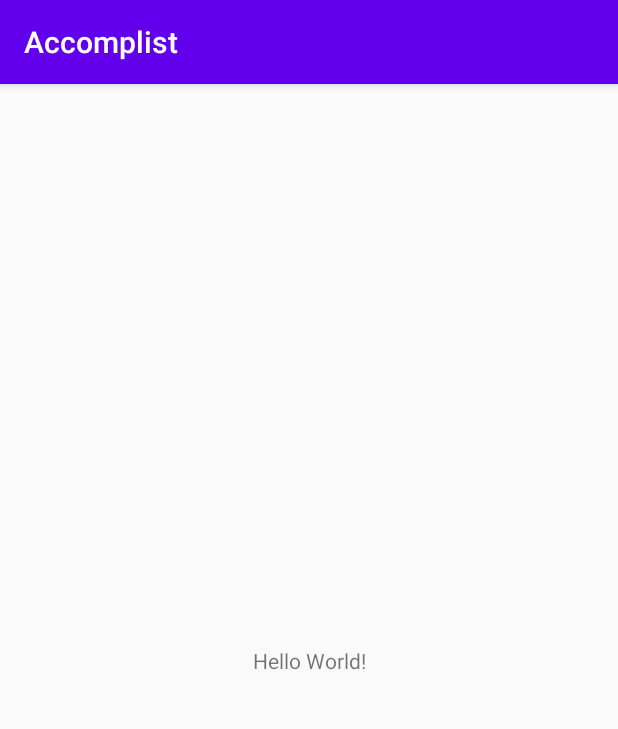
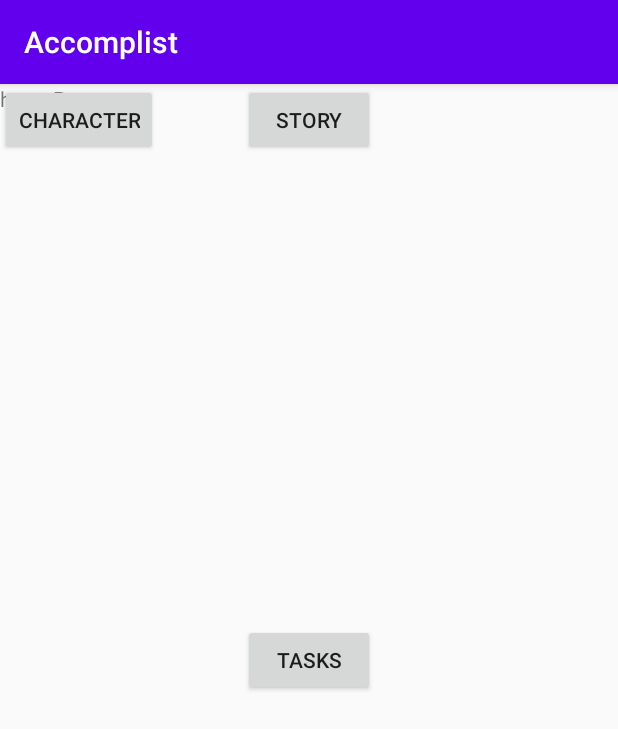
Before and after one commit to jadelundy/Accomplist, an Android app: the screen it shows after launch (MainActivity), on a phone screen of 412 x 824 dp. Shown: the top 729 px of the screen. Run offline under Robolectric (Android 15) with nearby library versions, the phone set to English and light mode, and no system bars.

Commit message:
new changes

```diff
--- a/app/build.gradle
+++ b/app/build.gradle
@@ -28,7 +28,12 @@ dependencies {
 
     implementation 'androidx.appcompat:appcompat:1.1.0'
     implementation 'androidx.constraintlayout:constraintlayout:1.1.3'
+    implementation 'androidx.legacy:legacy-support-v4:1.0.0'
     testImplementation 'junit:junit:4.12'
     androidTestImplementation 'androidx.test.ext:junit:1.1.1'
     androidTestImplementation 'androidx.test.espresso:espresso-core:3.2.0'
+
+    def nav_version = "2.1.0"
+    implementation "androidx.navigation:navigation-fragment:2.1.0"
+    implementation "androidx.navigation:navigation-ui:2.1.0"
 }
--- /dev/null
+++ b/app/src/main/java/com/example/accomplist/FragmentHome.java
@@ -0,0 +1,66 @@
+package com.example.accomplist;
+
+import android.os.Bundle;
+
+import androidx.annotation.NonNull;
+import androidx.annotation.Nullable;
+import androidx.fragment.app.Fragment;
+import androidx.navigation.NavController;
+import androidx.navigation.Navigation;
+
+import android.view.LayoutInflater;
+import android.view.View;
+import android.view.ViewGroup;
+import android.widget.Button;
+
+/**
+ * A simple {@link Fragment} subclass.
+
+ */
+public class FragmentHome extends Fragment {
+
+
+
+    public FragmentHome() {
+        // Required empty public constructor
+    }
+
+
+    @Override
+    public View onCreateView(LayoutInflater inflater, ViewGroup container,
+                             Bundle savedInstanceState) {
+        // Inflate the layout for this fragment
+        return inflater.inflate(R.layout.fragment_home, container, false);
+    }
+
+    @Override
+    public void onViewCreated(@NonNull View view, @Nullable Bundle savedInstanceState) {
+        super.onViewCreated(view, savedInstanceState);
+
+        final NavController navController = Navigation.findNavController(view);
+
+        Button taskButton = view.findViewById(R.id.tasksBtn);
+        taskButton.setOnClickListener(new View.OnClickListener() {
+            @Override
+            public void onClick(View view) {
+                navController.navigate(R.id.action_fragmentHome_to_fragmentTask);
+            }
+        });
+
+        Button storyButton = view.findViewById(R.id.storyBtn);
+        storyButton.setOnClickListener(new View.OnClickListener() {
+            @Override
+            public void onClick(View view) {
+                navController.navigate(R.id.action_fragmentHome_to_fragmentStory);
+            }
+        });
+
+        Button charButton = view.findViewById(R.id.characBtn);
+        charButton.setOnClickListener(new View.OnClickListener() {
+            @Override
+            public void onClick(View view) {
+                navController.navigate(R.id.action_fragmentHome_to_fragmentCharacter);
+            }
+        });
+    }
+}
--- a/app/src/main/res/layout/activity_main.xml
+++ b/app/src/main/res/layout/activity_main.xml
@@ -6,13 +6,15 @@
     android:layout_height="match_parent"
     tools:context=".MainActivity">
 
-    <TextView
-        android:layout_width="wrap_content"
-        android:layout_height="wrap_content"
-        android:text="Hello World!"
+    <fragment
+        android:id="@+id/fragment"
+        android:name="androidx.navigation.fragment.NavHostFragment"
+        android:layout_width="match_parent"
+        android:layout_height="match_parent"
+        app:defaultNavHost="true"
         app:layout_constraintBottom_toBottomOf="parent"
-        app:layout_constraintLeft_toLeftOf="parent"
-        app:layout_constraintRight_toRightOf="parent"
-        app:layout_constraintTop_toTopOf="parent" />
-
+        app:layout_constraintEnd_toEndOf="parent"
+        app:layout_constraintStart_toStartOf="parent"
+        app:layout_constraintTop_toTopOf="parent"
+        app:navGraph="@navigation/nav_graph" />
 </androidx.constraintlayout.widget.ConstraintLayout>
--- /dev/null
+++ b/app/src/main/res/layout/fragment_home.xml
@@ -0,0 +1,34 @@
+<?xml version="1.0" encoding="utf-8"?>
+<FrameLayout xmlns:android="http://schemas.android.com/apk/res/android"
+    xmlns:tools="http://schemas.android.com/tools"
+    android:layout_width="match_parent"
+    android:layout_height="match_parent"
+    tools:context=".FragmentHome">
+
+    <!-- TODO: Update blank fragment layout -->
+    <TextView
+        android:layout_width="match_parent"
+        android:layout_height="match_parent"
+        android:text="homePage" />
+
+    <Button
+        android:id="@+id/tasksBtn"
+        android:layout_width="wrap_content"
+        android:layout_height="wrap_content"
+        android:layout_gravity="center"
+        android:text="tasks" />
+
+    <Button
+        android:id="@+id/storyBtn"
+        android:layout_width="wrap_content"
+        android:layout_height="wrap_content"
+        android:layout_gravity="bottom|center|top"
+        android:text="Story" />
+
+    <Button
+        android:id="@+id/characBtn"
+        android:layout_width="wrap_content"
+        android:layout_height="wrap_content"
+        android:text="Character" />
+
+</FrameLayout>
--- /dev/null
+++ b/app/src/main/res/navigation/nav_graph.xml
@@ -0,0 +1,38 @@
+<?xml version="1.0" encoding="utf-8"?>
+<navigation xmlns:android="http://schemas.android.com/apk/res/android"
+    xmlns:app="http://schemas.android.com/apk/res-auto"
+    xmlns:tools="http://schemas.android.com/tools"
+    android:id="@+id/nav_graph"
+    app:startDestination="@id/fragmentHome">
+
+    <fragment
+        android:id="@+id/fragmentHome"
+        android:name="com.example.accomplist.FragmentHome"
+        android:label="fragment_home"
+        tools:layout="@layout/fragment_home" >
+        <action
+            android:id="@+id/action_fragmentHome_to_fragmentTask"
+            app:destination="@id/fragmentTask" />
+        <action
+            android:id="@+id/action_fragmentHome_to_fragmentStory"
+            app:destination="@id/fragmentStory" />
+        <action
+            android:id="@+id/action_fragmentHome_to_fragmentCharacter"
+            app:destination="@id/fragmentCharacter" />
+    </fragment>
+    <fragment
+        android:id="@+id/fragmentStory"
+        android:name="com.example.accomplist.FragmentStory"
+        android:label="fragment_story"
+        tools:layout="@layout/fragment_story" />
+    <fragment
+        android:id="@+id/fragmentTask"
+        android:name="com.example.accomplist.FragmentTask"
+        android:label="fragment_task"
+        tools:layout="@layout/fragment_task" />
+    <fragment
+        android:id="@+id/fragmentCharacter"
+        android:name="com.example.accomplist.FragmentCharacter"
+        android:label="fragment_character"
+        tools:layout="@layout/fragment_character" />
+</navigation>
--- a/app/src/main/res/values/strings.xml
+++ b/app/src/main/res/values/strings.xml
@@ -1,3 +1,5 @@
 <resources>
     <string name="app_name">Accomplist</string>
+    <!-- TODO: Remove or change this placeholder text -->
+    <string name="hello_blank_fragment">Hello blank fragment</string>
 </resources>
```
Also changed, not shown: app/src/main/java/com/example/accomplist/FragmentCharacter.java (added, +30 -0 lines), app/src/main/java/com/example/accomplist/FragmentStory.java (added, +31 -0 lines), app/src/main/java/com/example/accomplist/FragmentTask.java (added, +29 -0 lines), app/src/main/res/layout/fragment_character.xml (added, +14 -0 lines), app/src/main/res/layout/fragment_story.xml (added, +14 -0 lines), app/src/main/res/layout/fragment_task.xml (added, +14 -0 lines).
